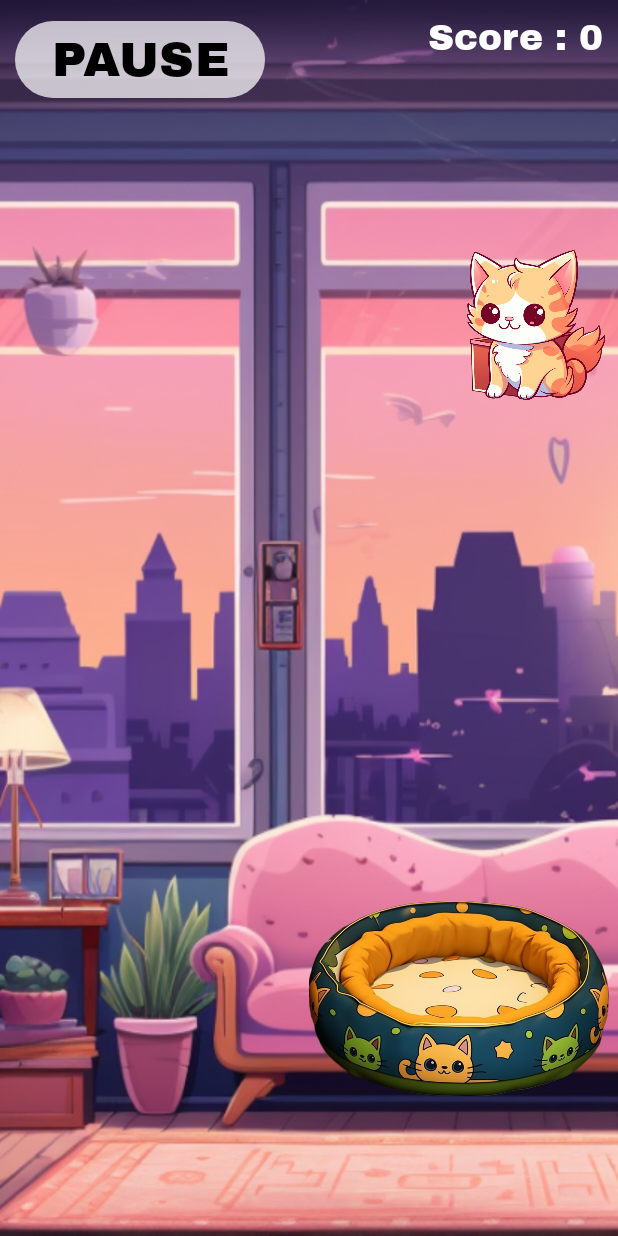
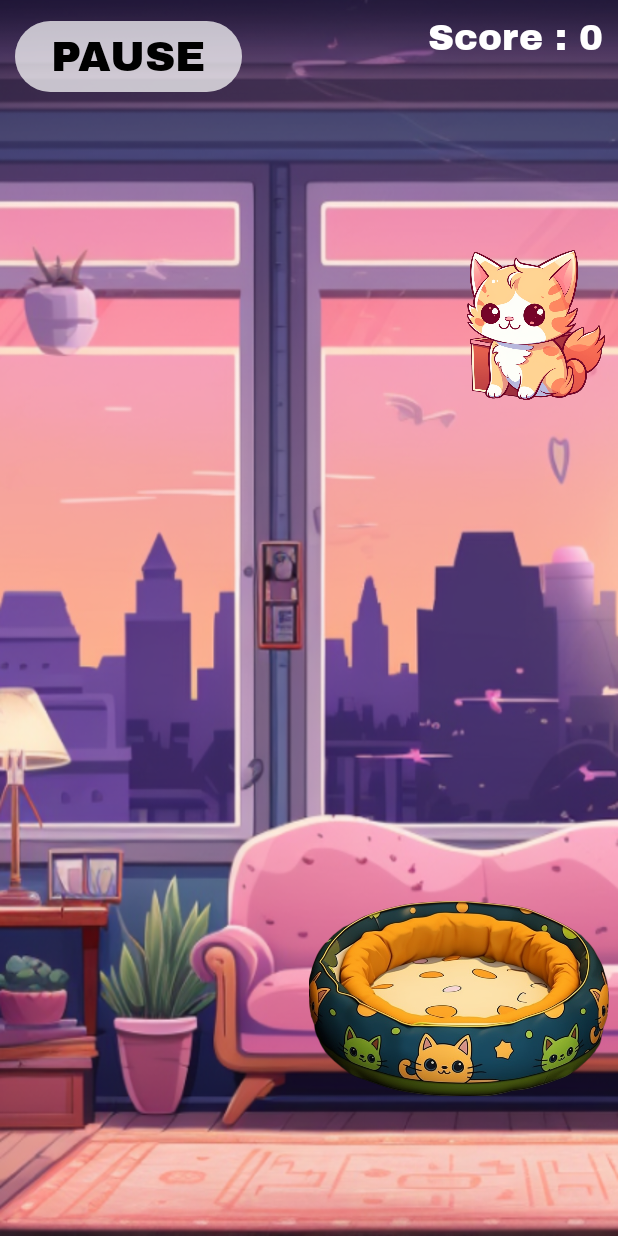
Before and after one commit to incarnadine24/CatCatcher, an Android app: the PlayFragment screen opened through its navigation route, on a phone screen of 412 x 824 dp. Run offline under Robolectric (Android 15) with nearby library versions, the phone set to English and light mode, and no system bars; Roboto replaces fonts that are not available here.

Commit message:
edit some size

```diff
--- a/app/src/main/res/layout/fragment_play.xml
+++ b/app/src/main/res/layout/fragment_play.xml
@@ -28,7 +28,7 @@
         android:text="@string/pause"
         android:textAllCaps="true"
         android:textColor="@color/black"
-        android:textSize="32sp" />
+        android:textSize="28sp" />
 
 
     <ImageView
```
